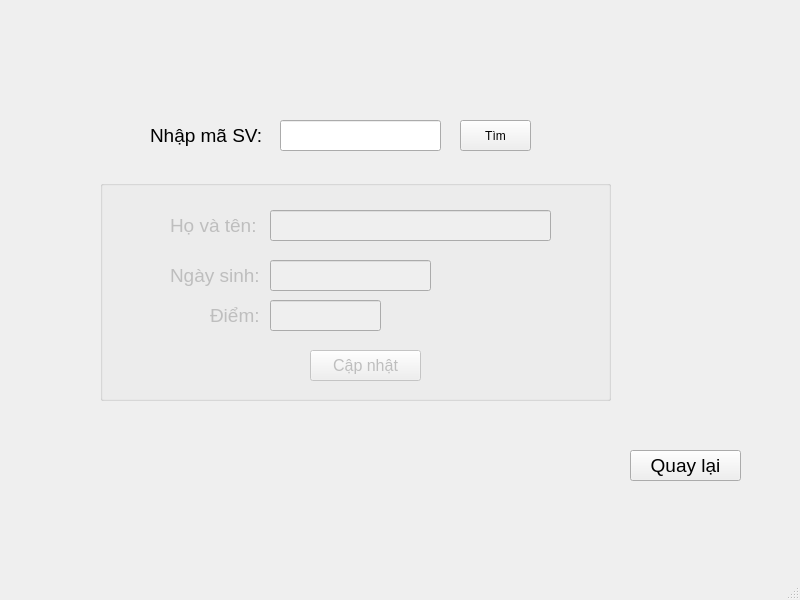
First picture: the form in projectPy/updatePoint.ui, repository Nhat2510/project-Python, before the edit.
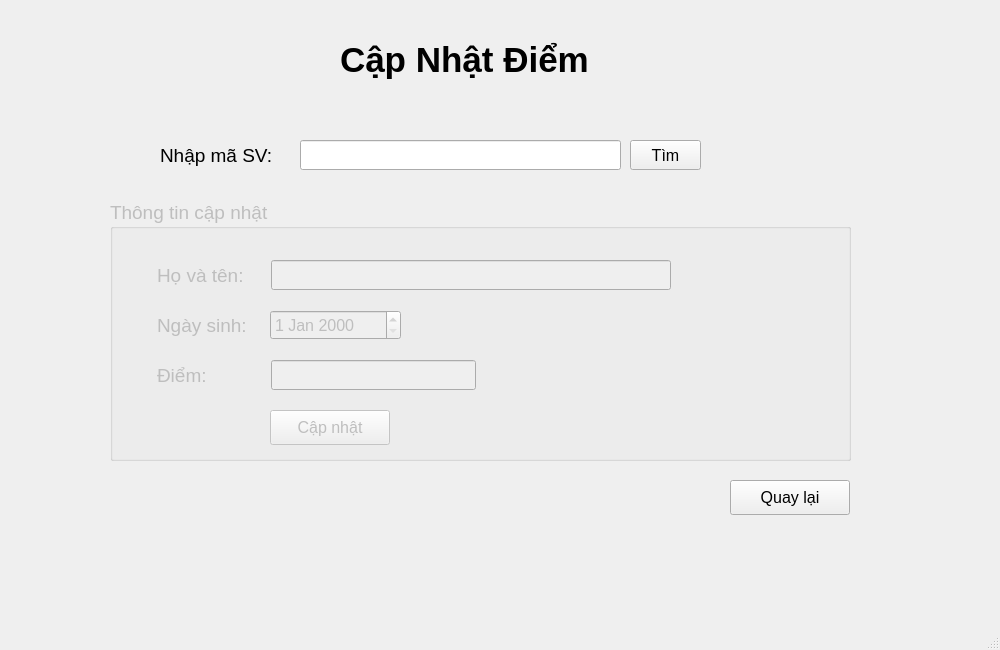
Second picture: the form after the edit.

```diff
--- a/projectPy/updatePoint.ui
+++ b/projectPy/updatePoint.ui
@@ -9,8 +9,8 @@
    <rect>
     <x>0</x>
     <y>0</y>
-    <width>800</width>
-    <height>600</height>
+    <width>1000</width>
+    <height>650</height>
    </rect>
   </property>
   <property name="windowTitle">
@@ -23,10 +23,10 @@
    <widget class="QLineEdit" name="text_msv">
     <property name="geometry">
      <rect>
-      <x>280</x>
-      <y>120</y>
-      <width>161</width>
-      <height>31</height>
+      <x>300</x>
+      <y>140</y>
+      <width>321</width>
+      <height>30</height>
      </rect>
     </property>
     <property name="font">
@@ -38,12 +38,17 @@
    <widget class="QPushButton" name="btn_search">
     <property name="geometry">
      <rect>
-      <x>460</x>
-      <y>120</y>
+      <x>630</x>
+      <y>140</y>
       <width>71</width>
-      <height>31</height>
+      <height>30</height>
      </rect>
     </property>
+    <property name="font">
+     <font>
+      <pointsize>12</pointsize>
+     </font>
+    </property>
     <property name="text">
      <string>Tìm</string>
     </property>
@@ -51,9 +56,9 @@
    <widget class="QLabel" name="label">
     <property name="geometry">
      <rect>
-      <x>150</x>
-      <y>120</y>
-      <width>121</width>
+      <x>160</x>
+      <y>140</y>
+      <width>141</width>
       <height>31</height>
      </rect>
     </property>
@@ -66,76 +71,71 @@
      <string>Nhập mã SV: </string>
     </property>
    </widget>
-   <widget class="QGroupBox" name="groupBox">
+   <widget class="QPushButton" name="btn_back">
+    <property name="geometry">
+     <rect>
+      <x>730</x>
+      <y>480</y>
+      <width>120</width>
+      <height>35</height>
+     </rect>
+    </property>
+    <property name="font">
+     <font>
+      <pointsize>12</pointsize>
+     </font>
+    </property>
+    <property name="text">
+     <string>Quay lại</string>
+    </property>
+   </widget>
+   <widget class="QLabel" name="label_8">
+    <property name="geometry">
+     <rect>
+      <x>340</x>
+      <y>30</y>
+      <width>371</width>
+      <height>60</height>
+     </rect>
+    </property>
+    <property name="font">
+     <font>
+      <pointsize>26</pointsize>
+      <weight>75</weight>
+      <bold>true</bold>
+     </font>
+    </property>
+    <property name="text">
+     <string>Cập Nhật Điểm</string>
+    </property>
+   </widget>
+   <widget class="QGroupBox" name="group_up">
     <property name="enabled">
      <bool>false</bool>
     </property>
     <property name="geometry">
      <rect>
-      <x>100</x>
-      <y>180</y>
-      <width>511</width>
-      <height>221</height>
+      <x>110</x>
+      <y>200</y>
+      <width>741</width>
+      <height>261</height>
      </rect>
     </property>
-    <property name="autoFillBackground">
-     <bool>true</bool>
+    <property name="font">
+     <font>
+      <pointsize>14</pointsize>
+     </font>
     </property>
     <property name="title">
-     <string/>
+     <string>Thông tin cập nhật</string>
     </property>
-    <property name="flat">
-     <bool>false</bool>
-    </property>
-    <property name="checkable">
-     <bool>false</bool>
-    </property>
-    <widget class="QLabel" name="label_2">
-     <property name="geometry">
-      <rect>
-       <x>70</x>
-       <y>30</y>
-       <width>111</width>
-       <height>31</height>
-      </rect>
-     </property>
-     <property name="font">
-      <font>
-       <pointsize>14</pointsize>
-      </font>
-     </property>
-     <property name="text">
-      <string>Họ và tên:</string>
-     </property>
-    </widget>
-    <widget class="QLineEdit" name="text_name">
-     <property name="geometry">
-      <rect>
-       <x>170</x>
-       <y>30</y>
-       <width>281</width>
-       <height>31</height>
-      </rect>
-     </property>
-     <property name="font">
-      <font>
-       <pointsize>12</pointsize>
-      </font>
-     </property>
-     <property name="dragEnabled">
-      <bool>false</bool>
-     </property>
-     <property name="readOnly">
-      <bool>true</bool>
-     </property>
-    </widget>
     <widget class="QLabel" name="text_date">
      <property name="geometry">
       <rect>
-       <x>70</x>
-       <y>80</y>
-       <width>101</width>
-       <height>31</height>
+       <x>47</x>
+       <y>110</y>
+       <width>107</width>
+       <height>30</height>
       </rect>
      </property>
      <property name="font">
@@ -147,31 +147,13 @@
       <string>Ngày sinh:</string>
      </property>
     </widget>
-    <widget class="QLineEdit" name="text_birthday">
+    <widget class="QLabel" name="label_2">
      <property name="geometry">
       <rect>
-       <x>170</x>
-       <y>80</y>
-       <width>161</width>
-       <height>31</height>
-      </rect>
-     </property>
-     <property name="font">
-      <font>
-       <pointsize>12</pointsize>
-      </font>
-     </property>
-     <property name="readOnly">
-      <bool>true</bool>
-     </property>
-    </widget>
-    <widget class="QLabel" name="text_date_2">
-     <property name="geometry">
-      <rect>
-       <x>110</x>
-       <y>120</y>
-       <width>61</width>
-       <height>31</height>
+       <x>47</x>
+       <y>60</y>
+       <width>106</width>
+       <height>30</height>
       </rect>
      </property>
      <property name="font">
@@ -180,16 +162,16 @@
       </font>
      </property>
      <property name="text">
-      <string>Điểm:</string>
+      <string>Họ và tên:</string>
      </property>
     </widget>
     <widget class="QLineEdit" name="text_grade">
      <property name="geometry">
       <rect>
-       <x>170</x>
-       <y>120</y>
-       <width>111</width>
-       <height>31</height>
+       <x>161</x>
+       <y>160</y>
+       <width>205</width>
+       <height>30</height>
       </rect>
      </property>
      <property name="font">
@@ -204,10 +186,10 @@
     <widget class="QPushButton" name="btn_update">
      <property name="geometry">
       <rect>
-       <x>210</x>
-       <y>170</y>
-       <width>111</width>
-       <height>31</height>
+       <x>160</x>
+       <y>210</y>
+       <width>120</width>
+       <height>35</height>
       </rect>
      </property>
      <property name="font">
@@ -219,24 +201,60 @@
       <string>Cập nhật</string>
      </property>
     </widget>
-   </widget>
-   <widget class="QPushButton" name="btn_back">
-    <property name="geometry">
-     <rect>
-      <x>630</x>
-      <y>450</y>
-      <width>111</width>
-      <height>31</height>
-     </rect>
-    </property>
-    <property name="font">
-     <font>
-      <pointsize>14</pointsize>
-     </font>
-    </property>
-    <property name="text">
-     <string>Quay lại</string>
-    </property>
+    <widget class="QLabel" name="text_date_2">
+     <property name="geometry">
+      <rect>
+       <x>47</x>
+       <y>160</y>
+       <width>60</width>
+       <height>30</height>
+      </rect>
+     </property>
+     <property name="font">
+      <font>
+       <pointsize>14</pointsize>
+      </font>
+     </property>
+     <property name="text">
+      <string>Điểm:</string>
+     </property>
+    </widget>
+    <widget class="QLineEdit" name="text_name">
+     <property name="geometry">
+      <rect>
+       <x>161</x>
+       <y>60</y>
+       <width>400</width>
+       <height>30</height>
+      </rect>
+     </property>
+     <property name="font">
+      <font>
+       <pointsize>12</pointsize>
+      </font>
+     </property>
+     <property name="dragEnabled">
+      <bool>false</bool>
+     </property>
+     <property name="readOnly">
+      <bool>true</bool>
+     </property>
+    </widget>
+    <widget class="QDateEdit" name="text_birthday">
+     <property name="geometry">
+      <rect>
+       <x>160</x>
+       <y>110</y>
+       <width>131</width>
+       <height>30</height>
+      </rect>
+     </property>
+     <property name="font">
+      <font>
+       <pointsize>12</pointsize>
+      </font>
+     </property>
+    </widget>
    </widget>
   </widget>
   <widget class="QMenuBar" name="menubar">
```
Left out of the diff: 4 changed lines with no effect on the pictures.
